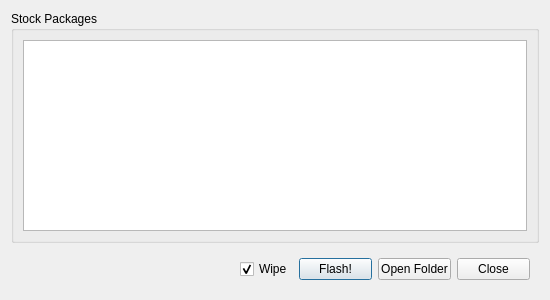
Above: LxMultiTool/dialogstock.ui from lexpaval/LxMultiTool before the change. Below: the same form after it.
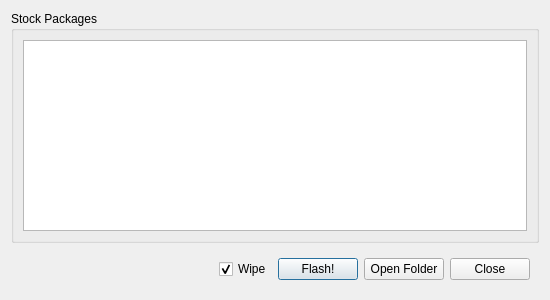
That is the form after the change. Icons and pictures are not drawn.

Diff of the .ui file:
```diff
--- a/LxMultiTool/dialogstock.ui
+++ b/LxMultiTool/dialogstock.ui
@@ -30,8 +30,8 @@
     <widget class="QFrame" name="frame">
      <property name="maximumSize">
       <size>
-       <width>308</width>
-       <height>44</height>
+       <width>16777215</width>
+       <height>16777215</height>
       </size>
      </property>
      <layout class="QHBoxLayout" name="horizontalLayout">
```
